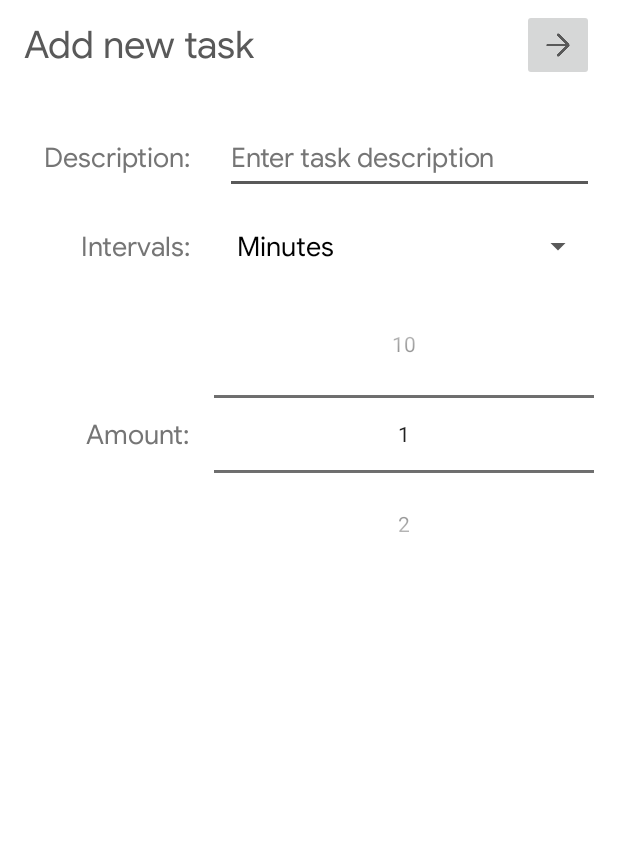
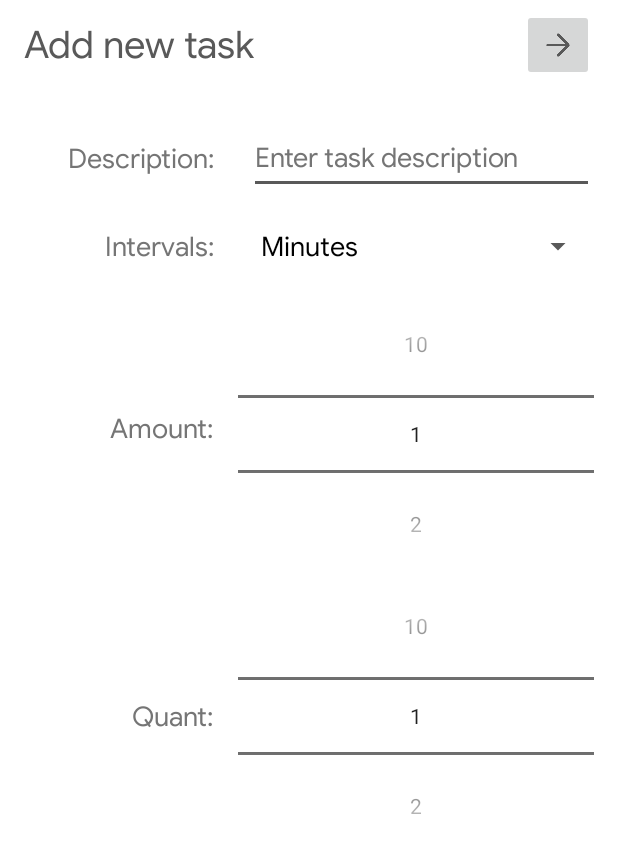
Before and after one commit to valker/intime, an Android app: the NewTaskActivity screen opened directly, with no data from a screen before it, on a phone screen of 412 x 824 dp. Shown: the top 853 px of the screen. Run offline under Robolectric (Android 15) with nearby library versions, the phone set to English and light mode, and no system bars.

Commit message:
issue-25: Добавить возможность задавать интервал как "N раз в M (часов/дней/недель/месяцев)"

```diff
--- a/intime/app/src/main/java/com/vpe_soft/intime/intime/activity/MainActivity.java
+++ b/intime/app/src/main/java/com/vpe_soft/intime/intime/activity/MainActivity.java
@@ -34,6 +34,9 @@ import com.vpe_soft.intime.intime.view.ManageDialogView;
 import com.vpe_soft.intime.intime.view.SnackbarHelper;
 import com.vpe_soft.intime.intime.view.ViewUtil;
 
+/**
+ * Главный экран приложения
+ */
 public class MainActivity extends AppCompatActivity {
 
     private static final String TAG = "MainActivity";
--- a/intime/app/src/main/java/com/vpe_soft/intime/intime/activity/NewTaskActivity.java
+++ b/intime/app/src/main/java/com/vpe_soft/intime/intime/activity/NewTaskActivity.java
@@ -37,7 +37,8 @@ public class NewTaskActivity extends AppCompatActivity{
 
     private boolean editTextError = false;
 
-    private NumberPicker numberPicker;
+    private NumberPicker numberPickerAmount;
+    private NumberPicker numberPickerQuant;
     private AppCompatSpinner spinner;
     private EditText description;
     private InTimeOpenHelper openHelper;
@@ -53,14 +54,17 @@ public class NewTaskActivity extends AppCompatActivity{
         TextView description_text = findViewById(R.id.textView4);
         TextView intervals_text = findViewById(R.id.textView5);
         TextView amount_text = findViewById(R.id.textView6);
+        TextView quant_text = findViewById(R.id.textView7);
         View next = findViewById(R.id.newtask_action);
         description = findViewById(R.id.description);
-        numberPicker = findViewById(R.id.numberPicker);
+        numberPickerAmount = findViewById(R.id.numberPickerAmount);
+        numberPickerQuant = findViewById(R.id.numberPickerQuant);
         spinner = findViewById(R.id.spinner);
         title.setTypeface(ViewUtil.getTypeface(this), Typeface.NORMAL);
         description_text.setTypeface(ViewUtil.getTypeface(this), Typeface.NORMAL);
         intervals_text.setTypeface(ViewUtil.getTypeface(this), Typeface.NORMAL);
         amount_text.setTypeface(ViewUtil.getTypeface(this), Typeface.NORMAL);
+        quant_text.setTypeface(ViewUtil.getTypeface(this), Typeface.NORMAL);
         description_text.setTypeface(ViewUtil.getTypeface(this), Typeface.NORMAL);
         description.setTypeface(ViewUtil.getTypeface(this), Typeface.NORMAL);
         spinner.setAdapter(new SpinnerAdapter(this, R.layout.spinner_item, getResources().getStringArray(R.array.spinnerItems)));
@@ -89,9 +93,12 @@ public class NewTaskActivity extends AppCompatActivity{
         switch (action) {
             case Constants.CREATE_EXTRA_VALUE: {
                 title.setText(R.string.new_task_activity_title);
-                numberPicker.setMaxValue(10);
-                numberPicker.setMinValue(1);
-                numberPicker.setValue(1);
+                numberPickerAmount.setMaxValue(10);
+                numberPickerAmount.setMinValue(1);
+                numberPickerAmount.setValue(1);
+                numberPickerQuant.setMaxValue(10);
+                numberPickerQuant.setMinValue(1);
+                numberPickerQuant.setValue(1);
                 next.setContentDescription(getString(R.string.content_description_add_task));
                 next.setOnClickListener(new View.OnClickListener(){
                     @Override
@@ -113,9 +120,13 @@ public class NewTaskActivity extends AppCompatActivity{
                 _task = DatabaseUtil.findTaskById(id, openHelper);
                 description.setText(_task.getDescription());
                 spinner.setSelection(_task.getInterval());
-                numberPicker.setMaxValue(10);
-                numberPicker.setMinValue(1);
-                numberPicker.setValue(_task.getAmount());
+                numberPickerAmount.setMaxValue(10);
+                numberPickerAmount.setMinValue(1);
+                numberPickerAmount.setValue(_task.getAmount());
+                numberPickerQuant.setMaxValue(10);
+                numberPickerQuant.setMinValue(1);
+                final int quant = _task.getQuant();
+                numberPickerQuant.setValue(quant);
                 next.setContentDescription(getString(R.string.content_description_update_task));
                 next.setOnClickListener(new View.OnClickListener(){
                     @Override
@@ -156,20 +167,21 @@ public class NewTaskActivity extends AppCompatActivity{
     }
 
     private Task connectInfo(long lastAck) {
-        int amount = numberPicker.getValue();
+        int amount = numberPickerAmount.getValue();
         int interval = spinner.getSelectedItemPosition();
         String taskDescription = description.getText().toString();
-        long nextAlarm = AlarmUtil.getNextAlarm(interval, amount, lastAck, getResources().getConfiguration().locale);
+        int quant = numberPickerQuant.getValue();
+        long nextAlarm = AlarmUtil.getNextAlarm(interval, amount, lastAck, quant,
+                getResources().getConfiguration().locale);
         long cautionPeriod = (long) ((nextAlarm - lastAck) * 0.95);
         long nextCaution  = lastAck + cautionPeriod;
-        final Task task = new Task(taskDescription, interval, amount, nextAlarm, nextCaution, lastAck);
-        return task;
+        return new Task(taskDescription, interval, amount, nextAlarm, nextCaution, lastAck, quant);
     }
 
     private void updateTask(Task task) {
         Log.d(TAG, "updateTask");
 
-        if(wasIntervalOrAmountChanged(task.getInterval(), task.getAmount())) {
+        if(wasIntervalOrAmountChanged(task.getInterval(), task.getAmount(), task.getQuant())) {
             DatabaseUtil.updateTask(_id, task, openHelper);
         } else {
             DatabaseUtil.updateTaskDescription(_id, task, openHelper);
@@ -180,8 +192,8 @@ public class NewTaskActivity extends AppCompatActivity{
         return this;
     }
 
-    private boolean wasIntervalOrAmountChanged(int interval, int amount) {
-        return _task.getInterval() != interval || _task.getAmount() != amount;
+    private boolean wasIntervalOrAmountChanged(int interval, int amount, int quant) {
+        return _task.getInterval() != interval || _task.getAmount() != amount || _task.getQuant() != quant;
     }
 
     private class SpinnerAdapter extends ArrayAdapter<String> {
--- a/intime/app/src/main/java/com/vpe_soft/intime/intime/database/InTimeOpenHelper.java
+++ b/intime/app/src/main/java/com/vpe_soft/intime/intime/database/InTimeOpenHelper.java
@@ -6,7 +6,7 @@ import android.database.sqlite.SQLiteOpenHelper;
 import android.util.Log;
 
 /**
- * Created by Valentin on 19.08.2015.
+ * Адаптер доступа к базе данных
  */
 public class InTimeOpenHelper extends SQLiteOpenHelper {
 
--- a/intime/app/src/main/res/layout/activity_new_task.xml
+++ b/intime/app/src/main/res/layout/activity_new_task.xml
@@ -58,8 +58,9 @@
             android:textSize="18sp"
             android:textColor="@color/staticText"
             android:text="@string/label_description_text"
-            app:layout_constraintBaseline_toBaselineOf="@+id/description"
-            app:layout_constraintEnd_toStartOf="@+id/guideline" />
+            app:layout_constraintBottom_toBottomOf="@+id/description"
+            app:layout_constraintEnd_toStartOf="@+id/guideline"
+            app:layout_constraintTop_toTopOf="@+id/description" />
 
         <EditText
             android:id="@+id/description"
@@ -86,8 +87,9 @@
             android:textSize="18sp"
             android:textColor="@color/staticText"
             android:text="@string/label_intervals_text"
-            app:layout_constraintBaseline_toBaselineOf="@+id/spinner"
-            app:layout_constraintEnd_toStartOf="@+id/guideline" />
+            app:layout_constraintBottom_toBottomOf="@+id/spinner"
+            app:layout_constraintEnd_toStartOf="@+id/guideline"
+            app:layout_constraintTop_toTopOf="@+id/spinner" />
 
         <androidx.appcompat.widget.AppCompatSpinner
             android:id="@+id/spinner"
@@ -105,35 +107,55 @@
             android:id="@+id/textView6"
             android:layout_width="wrap_content"
             android:layout_height="wrap_content"
+            android:text="@string/label_amount_text"
             android:layout_marginEnd="8dp"
             android:textSize="18sp"
             android:textColor="@color/staticText"
-            android:text="@string/label_amount_text"
-            app:layout_constraintBottom_toBottomOf="@+id/numberPicker"
+            app:layout_constraintBottom_toBottomOf="@+id/numberPickerAmount"
             app:layout_constraintEnd_toStartOf="@+id/guideline"
-            app:layout_constraintTop_toTopOf="@+id/numberPicker" />
+            app:layout_constraintTop_toBottomOf="@+id/spinner" />
 
         <NumberPicker
-            android:id="@+id/numberPicker"
+            android:id="@+id/numberPickerAmount"
             android:layout_width="0dp"
             android:layout_height="wrap_content"
             android:layout_marginStart="8dp"
             android:layout_marginTop="8dp"
             android:layout_marginEnd="8dp"
-            android:layout_marginBottom="8dp"
-            app:layout_constraintBottom_toBottomOf="parent"
             app:layout_constraintEnd_toEndOf="parent"
             app:layout_constraintHorizontal_bias="0.06"
             app:layout_constraintStart_toStartOf="@+id/guideline"
-            app:layout_constraintTop_toBottomOf="@+id/spinner"
-            app:layout_constraintVertical_bias="0.0" />
+            app:layout_constraintTop_toBottomOf="@+id/spinner" />
+
+        <TextView
+            android:id="@+id/textView7"
+            android:layout_width="wrap_content"
+            android:layout_height="wrap_content"
+            android:layout_marginEnd="8dp"
+            android:text="@string/label_quant_text"
+            android:textColor="@color/staticText"
+            android:textSize="18sp"
+            app:layout_constraintBottom_toBottomOf="@+id/numberPickerQuant"
+            app:layout_constraintEnd_toStartOf="@+id/guideline"
+            app:layout_constraintTop_toTopOf="@+id/numberPickerQuant" />
+
+        <NumberPicker
+            android:id="@+id/numberPickerQuant"
+            android:layout_width="0dp"
+            android:layout_height="wrap_content"
+            android:layout_marginStart="8dp"
+            android:layout_marginTop="8dp"
+            android:layout_marginEnd="8dp"
+            app:layout_constraintEnd_toEndOf="parent"
+            app:layout_constraintStart_toStartOf="@+id/guideline"
+            app:layout_constraintTop_toBottomOf="@+id/numberPickerAmount" />
 
         <androidx.constraintlayout.widget.Guideline
             android:id="@+id/guideline"
             android:layout_width="wrap_content"
             android:layout_height="wrap_content"
             android:orientation="vertical"
-            app:layout_constraintGuide_percent="0.32" />
+            app:layout_constraintGuide_percent="0.36" />
 
     </androidx.constraintlayout.widget.ConstraintLayout>
 </LinearLayout>
--- a/intime/app/src/main/res/values/strings.xml
+++ b/intime/app/src/main/res/values/strings.xml
@@ -5,6 +5,7 @@
     <string name="label_description_text">Description:</string>
     <string name="label_intervals_text">Intervals:</string>
     <string name="label_amount_text">Amount:</string>
+    <string name="label_quant_text">Quant:</string>
     <string name="context_menu_acknowledge">Acknowledge</string>
     <string name="context_menu_edit">Edit</string>
     <string name="context_menu_delete">Delete</string>
```
Also changed, not shown: intime/app/src/main/java/com/vpe_soft/intime/intime/database/DatabaseUtil.java (+12 -3 lines), intime/app/src/main/java/com/vpe_soft/intime/intime/database/Task.java (+7 -1 lines), intime/app/src/main/java/com/vpe_soft/intime/intime/receiver/AlarmUtil.java (+7 -4 lines), 1 other file.
